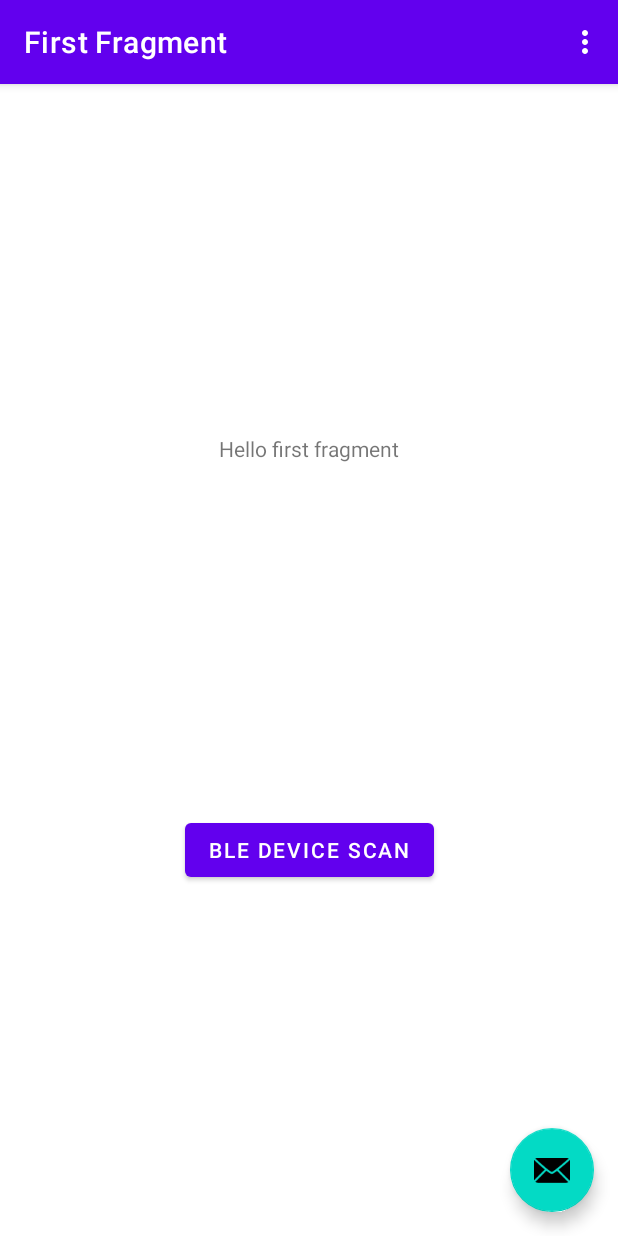
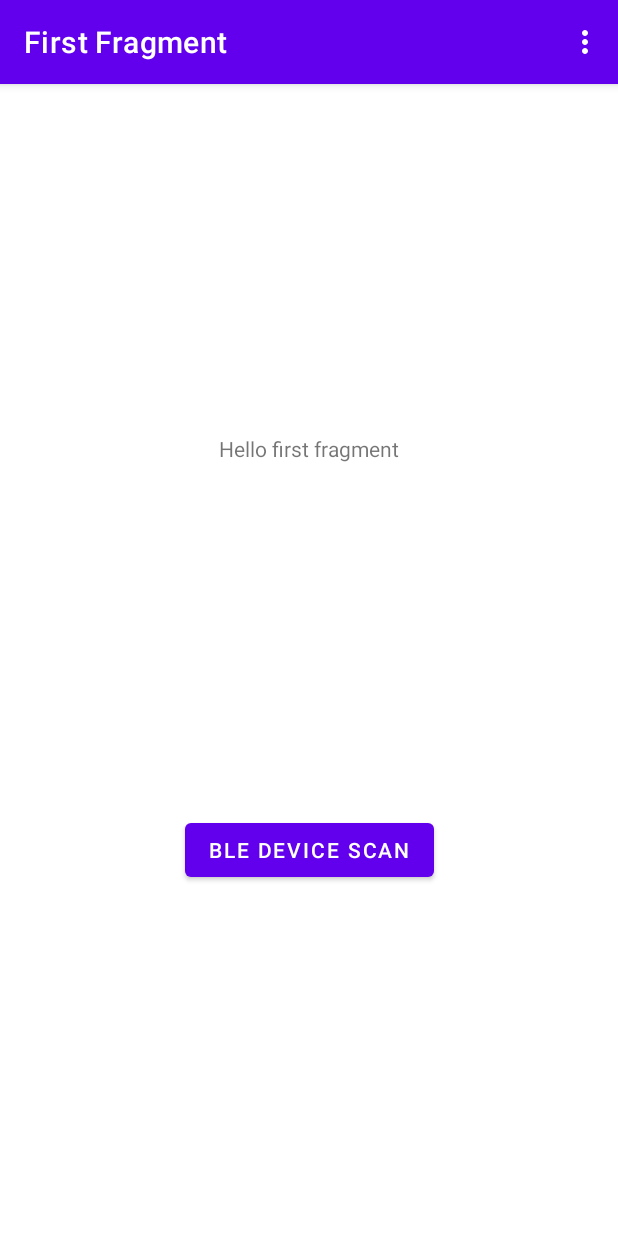
Before and after one commit to tfels/ConnectTC66C, an Android app: the MainActivity screen opened directly, with no data from a screen before it, on a phone screen of 412 x 824 dp. Run offline under Robolectric (Android 15) with nearby library versions, the phone set to English and light mode, and no system bars; our stand-ins replace navigation-ui; 1 statement that could not run was skipped.

Commit message:
remove `FloatingActionButton` from main activity

```diff
--- a/app/src/main/java/de/felser_net/connecttc66c/MainActivity.kt
+++ b/app/src/main/java/de/felser_net/connecttc66c/MainActivity.kt
@@ -43,11 +43,6 @@ class MainActivity : AppCompatActivity() {
         val navController = findNavController(R.id.nav_host_fragment_content_main)
         appBarConfiguration = AppBarConfiguration(navController.graph)
         setupActionBarWithNavController(navController, appBarConfiguration)
-
-        binding.fab.setOnClickListener { view ->
-            Snackbar.make(view, "Replace with your own action", Snackbar.LENGTH_LONG)
-                .setAction("Action", null).show()
-        }
 
         // check if bluetooth BLE is available
         val bluetoothManager = getSystemService(BLUETOOTH_SERVICE) as BluetoothManager
--- a/app/src/main/res/layout/activity_main.xml
+++ b/app/src/main/res/layout/activity_main.xml
@@ -22,13 +22,4 @@
 
     <include layout="@layout/content_main" />
 
-    <com.google.android.material.floatingactionbutton.FloatingActionButton
-        android:id="@+id/fab"
-        android:layout_width="wrap_content"
-        android:layout_height="wrap_content"
-        android:layout_gravity="bottom|end"
-        android:layout_marginEnd="@dimen/fab_margin"
-        android:layout_marginBottom="16dp"
-        app:srcCompat="@android:drawable/ic_dialog_email" />
-
 </androidx.coordinatorlayout.widget.CoordinatorLayout>
```
